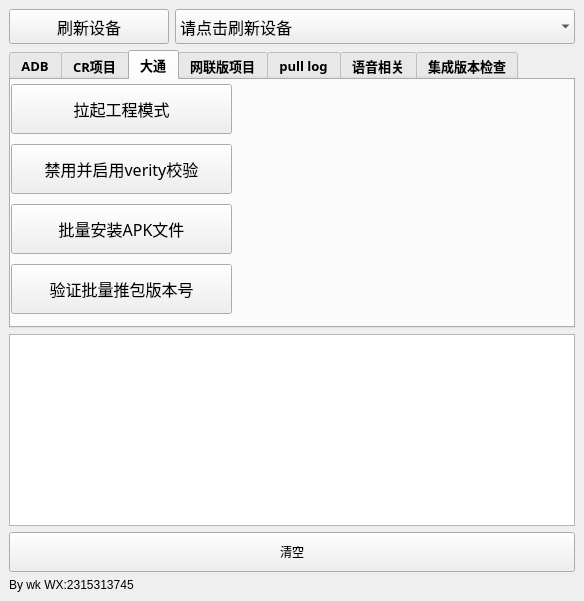
This is adbtool.ui in wangke956/ADBTools as Qt 5 draws it before an edit. The edited form follows.
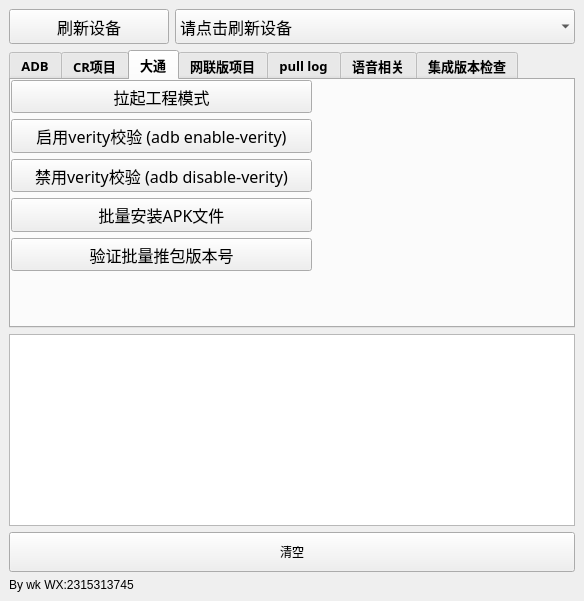
This is the edited form. The open tabs and pages were chosen to show the change.

Commit message: 1.优化关闭verity校验功能

```diff
--- a/adbtool.ui
+++ b/adbtool.ui
@@ -729,8 +729,8 @@
          <rect>
           <x>0</x>
           <y>0</y>
-          <width>221</width>
-          <height>241</height>
+          <width>301</width>
+          <height>191</height>
          </rect>
         </property>
         <layout class="QVBoxLayout" name="verticalLayout_datong">
@@ -780,7 +780,32 @@
             </font>
            </property>
            <property name="text">
-            <string>禁用并启用verity校验</string>
+            <string>启用verity校验 (adb enable-verity)</string>
+           </property>
+          </widget>
+         </item>
+         <item>
+          <widget class="QPushButton" name="datong_disable_verity_button">
+           <property name="minimumSize">
+            <size>
+             <width>200</width>
+             <height>0</height>
+            </size>
+           </property>
+           <property name="maximumSize">
+            <size>
+             <width>16777215</width>
+             <height>50</height>
+            </size>
+           </property>
+           <property name="font">
+            <font>
+             <family>Arial Rounded MT Bold</family>
+             <pointsize>12</pointsize>
+            </font>
+           </property>
+           <property name="text">
+            <string>禁用verity校验 (adb disable-verity)</string>
            </property>
           </widget>
          </item>
```
Left out of the diff: 4 changed lines with no effect on the pictures. The commit also changes 2 other files.
